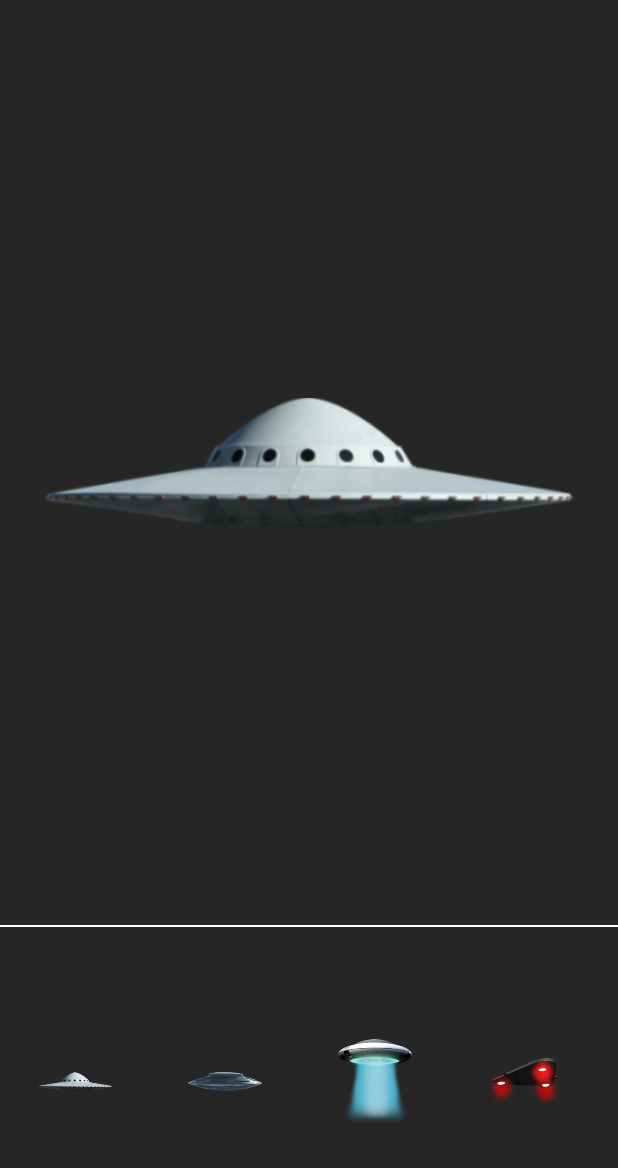
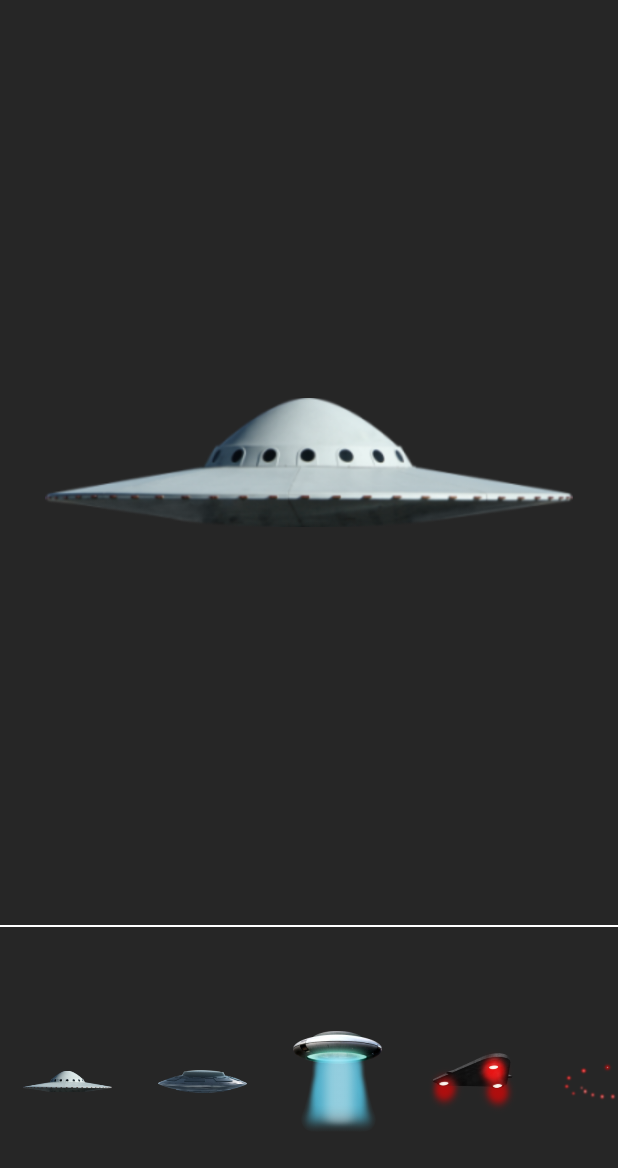
Before and after one commit to dmuca/UFO-In-Photo, an Android app: the ChooseUFOActivity screen opened directly, with no data from a screen before it, on a phone screen of 412 x 824 dp. Shown: the top 1168 px of the screen. Run offline under Robolectric (Android 15) with nearby library versions, the phone set to English and light mode, and no system bars.

Commit message:
Change edit image main img and ufo photo chooser imgs scaling

```diff
--- a/app/src/main/java/com/kaizen/hoymm/ufoinphoto/EditImageActivity/ChooseUFOActivity/ChooseUFOFooterAdapter.java
+++ b/app/src/main/java/com/kaizen/hoymm/ufoinphoto/EditImageActivity/ChooseUFOActivity/ChooseUFOFooterAdapter.java
@@ -65,7 +65,7 @@ class ChooseUFOFooterAdapter extends RecyclerView.Adapter<ChooseUFOFooterAdapter
     @Override
     public ViewHolder onCreateViewHolder(ViewGroup parent, int viewType) {
         ImageView imageView = (ImageView) LayoutInflater.from(parent.getContext())
-                .inflate(R.layout.image_view_ufo_to_choose, parent, false);
+                .inflate(R.layout.ufo_to_choose_image_view, parent, false);
         return new ViewHolder(imageView);
     }
 
--- a/app/src/main/java/com/kaizen/hoymm/ufoinphoto/EditImageActivity/FooterRotateFragment.java
+++ b/app/src/main/java/com/kaizen/hoymm/ufoinphoto/EditImageActivity/FooterRotateFragment.java
@@ -61,7 +61,7 @@ public class FooterRotateFragment extends Fragment {
     @NonNull
     private void setButtonRotationChange(ImageButton button, final float angle) {
         button.setOnClickListener
-                (v -> imageToEdit.setRotation(imageToEdit.getRotation()+angle));
+                (v -> imageToEdit.setRotation(imageToEdit.getRotation() + angle));
     }
 
     private void setAcceptButtonBehavior() {
--- a/app/src/main/java/com/kaizen/hoymm/ufoinphoto/MainActivity.java
+++ b/app/src/main/java/com/kaizen/hoymm/ufoinphoto/MainActivity.java
@@ -52,6 +52,8 @@ public class MainActivity extends AppCompatActivity {
             Toast.makeText(this, R.string.img_not_selected, Toast.LENGTH_SHORT).show();
     }
 
+
+
     private void startNewActivityAndPassImgUriToIt(Uri selectedImageUri) {
         Intent editImageActivity = new Intent(this, EditImageActivity.class);
         editImageActivity.putExtra(URI_OF_PICKED_IMAGE_KEY, selectedImageUri);
--- a/app/src/main/res/layout/activity_edit_image.xml
+++ b/app/src/main/res/layout/activity_edit_image.xml
@@ -47,7 +47,9 @@
             android:layout_width="match_parent"
             android:layout_height="match_parent"
             android:id="@+id/imageToEditId"
-            android:scaleType="fitCenter" />
+            android:adjustViewBounds="true"
+            android:scaleType="center"
+            />
     </RelativeLayout>
     <FrameLayout
         android:id="@+id/footerFrameId"
--- a/app/src/main/res/layout/image_view_ufo_to_choose.xml
+++ b/app/src/main/res/layout/ufo_to_choose_image_view.xml
@@ -1,11 +1,11 @@
 <?xml version="1.0" encoding="utf-8"?>
 <ImageView
     xmlns:android="http://schemas.android.com/apk/res/android"
-    android:layout_width="100dp"
+    android:layout_width="90dp"
     android:layout_height="match_parent"
     android:background="@color/appThemeColor"
     android:id="@+id/image_view"
     android:contentDescription="@string/ufo_icon_to_choose"
-    android:padding="25dp"
+    android:padding="15dp"
     android:clickable="true"
     />
```
